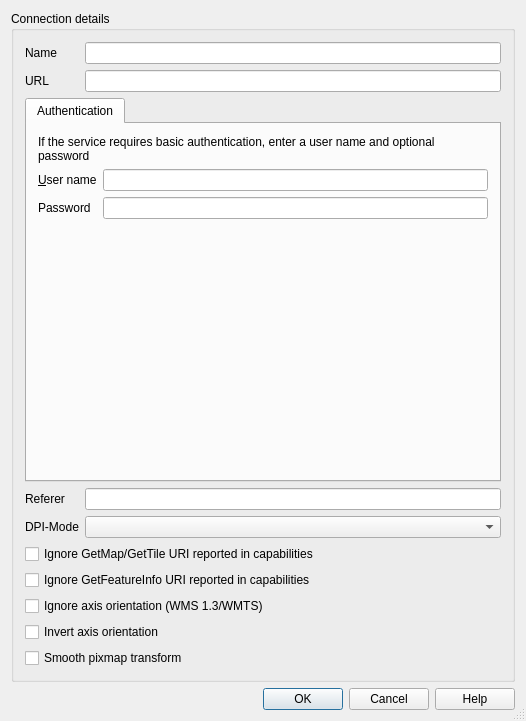
This is src/ui/qgsnewhttpconnectionbase.ui in nextgis/nextgisqgis as Qt 5 draws it before an edit. The edited form follows.
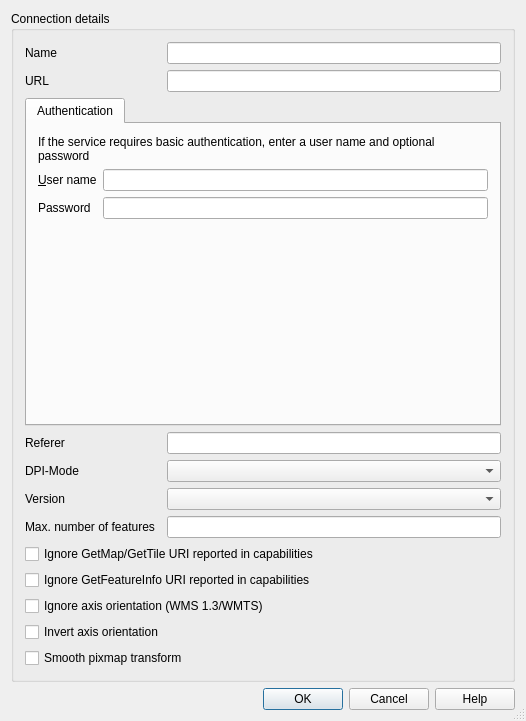
This is the edited form.

Patch:
```diff
--- a/src/ui/qgsnewhttpconnectionbase.ui
+++ b/src/ui/qgsnewhttpconnectionbase.ui
@@ -33,7 +33,7 @@
       <string>Connection details</string>
      </property>
      <layout class="QGridLayout">
-      <item row="4" column="0" colspan="2">
+      <item row="4" column="0" colspan="3">
        <widget class="QTabWidget" name="tabAuth">
         <property name="sizePolicy">
          <sizepolicy hsizetype="Expanding" vsizetype="MinimumExpanding">
@@ -115,7 +115,7 @@
         </widget>
        </widget>
       </item>
-      <item row="0" column="1">
+      <item row="0" column="2">
        <widget class="QLineEdit" name="txtName">
         <property name="minimumSize">
          <size>
@@ -170,14 +170,14 @@
         </property>
        </widget>
       </item>
-      <item row="1" column="1">
+      <item row="1" column="2">
        <widget class="QLineEdit" name="txtUrl">
         <property name="toolTip">
          <string>HTTP address of the Web Map Server</string>
         </property>
        </widget>
       </item>
-      <item row="7" column="1">
+      <item row="7" column="2">
        <widget class="QComboBox" name="cmbDpiMode"/>
       </item>
       <item row="6" column="0">
@@ -190,44 +190,72 @@
         </property>
        </widget>
       </item>
-      <item row="6" column="1">
+      <item row="6" column="2">
        <widget class="QLineEdit" name="txtReferer"/>
       </item>
-      <item row="15" column="0" colspan="2">
+      <item row="16" column="0" colspan="3">
        <widget class="QCheckBox" name="cbxSmoothPixmapTransform">
         <property name="text">
          <string>Smooth pixmap transform</string>
         </property>
        </widget>
       </item>
-      <item row="14" column="0" colspan="2">
+      <item row="15" column="0" colspan="3">
        <widget class="QCheckBox" name="cbxInvertAxisOrientation">
         <property name="text">
          <string>Invert axis orientation</string>
         </property>
        </widget>
       </item>
-      <item row="13" column="0" colspan="2">
+      <item row="14" column="0" colspan="3">
        <widget class="QCheckBox" name="cbxIgnoreAxisOrientation">
         <property name="text">
          <string>Ignore axis orientation (WMS 1.3/WMTS)</string>
         </property>
        </widget>
       </item>
-      <item row="11" column="0" colspan="2">
+      <item row="12" column="0" colspan="3">
        <widget class="QCheckBox" name="cbxIgnoreGetMapURI">
         <property name="text">
          <string>Ignore GetMap/GetTile URI reported in capabilities</string>
         </property>
        </widget>
       </item>
-      <item row="12" column="0" colspan="2">
+      <item row="13" column="0" colspan="3">
        <widget class="QCheckBox" name="cbxIgnoreGetFeatureInfoURI">
         <property name="text">
          <string>Ignore GetFeatureInfo URI reported in capabilities</string>
         </property>
        </widget>
       </item>
+      <item row="8" column="0">
+       <widget class="QLabel" name="liblVersion">
+        <property name="text">
+         <string>Version</string>
+        </property>
+       </widget>
+      </item>
+      <item row="8" column="2">
+       <widget class="QComboBox" name="cmbVersion">
+        <property name="toolTip">
+         <string>&lt;html&gt;&lt;head/&gt;&lt;body&gt;&lt;p&gt;Select protocol version&lt;/p&gt;&lt;/body&gt;&lt;/html&gt;</string>
+        </property>
+       </widget>
+      </item>
+      <item row="9" column="0">
+       <widget class="QLabel" name="lblMaxNumFeatures">
+        <property name="text">
+         <string>Max. number of features</string>
+        </property>
+       </widget>
+      </item>
+      <item row="9" column="2">
+       <widget class="QLineEdit" name="txtMaxNumFeatures">
+        <property name="toolTip">
+         <string>&lt;html&gt;&lt;head/&gt;&lt;body&gt;&lt;p&gt;Enter a number to limit the maximum number of features retrieved in a single GetFeature request. If let to empty, server default will apply.&lt;/p&gt;&lt;/body&gt;&lt;/html&gt;</string>
+        </property>
+       </widget>
+      </item>
      </layout>
     </widget>
    </item>
```
